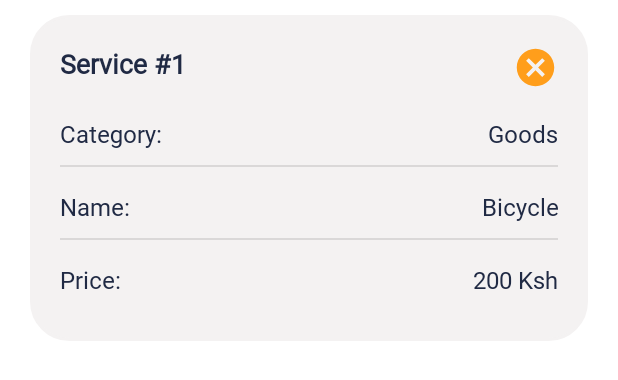
After one commit to shrawank039/Tajika, an Android app: the layout item_spb_my_goods.xml on its own in the app's theme, with its tools: preview values and no code run, on a phone screen of 412 x 824 dp. The commit adds this screen. Shown: the top 380 px of the screen. Run offline under Robolectric (Android 15) with nearby library versions, the phone set to English and light mode, and no system bars; network calls fail.

Commit message:
working on my goods and services

```diff
--- a/app/src/main/java/com/matrixdeveloper/tajika/SPindividual/SpiAddNewServiceActivity.java
+++ b/app/src/main/java/com/matrixdeveloper/tajika/SPindividual/SpiAddNewServiceActivity.java
@@ -58,6 +58,10 @@ public class SpiAddNewServiceActivity extends AppCompatActivity {
 
         initViews();
         initListeners();
+
+        if(pref.getString("role").equals("3")){
+            addNewGood.setVisibility(View.GONE);
+        }
 
         getCatSubcat();
 
--- a/app/src/main/java/com/matrixdeveloper/tajika/SPindividual/SpiMyServicesActivity.java
+++ b/app/src/main/java/com/matrixdeveloper/tajika/SPindividual/SpiMyServicesActivity.java
@@ -78,7 +78,7 @@ public class SpiMyServicesActivity extends AppCompatActivity {
                     e.printStackTrace();
                 }
             }
-            servicesAdapter = new SPIMyServicesAdapter(this, serviceArray);
+            servicesAdapter = new SPIMyServicesAdapter(this, serviceArray, 1);
             myServicesRecView.setHasFixedSize(true);
             myServicesRecView.setLayoutManager(new LinearLayoutManager(this));
             myServicesRecView.setAdapter(servicesAdapter);
--- a/app/src/main/java/com/matrixdeveloper/tajika/network/ServiceNames.java
+++ b/app/src/main/java/com/matrixdeveloper/tajika/network/ServiceNames.java
@@ -52,6 +52,7 @@ public class ServiceNames {
     public static final String ADD_SERVICE_RATING = API + "/addservicerating";
     public static final String PROVIDER_ALL_BOOKING = API + "/serviceProviderAllBooking";
     public static final String PROVIDER_SERVICE_LIST = API + "/myServiceList";
+    public static final String PROVIDER_GOODS_LIST = API + "/myGoodsList";
     public static final String ADD_NEW_SERVICE = API + "/saveService";
     public static final String ADD_NEW_GOODS = API + "/saveGoods";
     public static final String UPDATE_SERVICE = API + "/updateService";
--- /dev/null
+++ b/app/src/main/res/layout/item_spb_my_goods.xml
@@ -0,0 +1,144 @@
+<?xml version="1.0" encoding="utf-8"?>
+<androidx.constraintlayout.widget.ConstraintLayout xmlns:android="http://schemas.android.com/apk/res/android"
+    xmlns:app="http://schemas.android.com/apk/res-auto"
+    android:layout_width="match_parent"
+    android:layout_height="wrap_content"
+    android:layout_marginHorizontal="20dp"
+    android:layout_marginVertical="10dp"
+    android:background="@drawable/layout_input_outline"
+    android:backgroundTint="@color/grey_100"
+    android:padding="20dp">
+
+    <TextView
+        android:id="@+id/txt_goodsNumber"
+        style="@style/topDesign_textView_bold"
+        android:layout_width="wrap_content"
+        android:layout_height="wrap_content"
+        android:text="Service #1"
+        android:textColor="@color/dark_blue"
+        android:textSize="18sp"
+        app:layout_constraintBottom_toBottomOf="@+id/iv_serviceDelete"
+        app:layout_constraintStart_toStartOf="parent"
+        app:layout_constraintTop_toTopOf="@+id/iv_serviceDelete" />
+
+    <ImageView
+        android:id="@+id/iv_serviceEdit"
+        android:layout_width="30dp"
+        android:layout_height="30dp"
+        android:layout_marginEnd="10dp"
+        android:src="@drawable/edit_icon"
+        android:visibility="gone"
+        app:layout_constraintEnd_toStartOf="@+id/iv_serviceDelete"
+        app:layout_constraintTop_toTopOf="parent" />
+
+    <ImageView
+        android:id="@+id/iv_goodsDelete"
+        android:layout_width="30dp"
+        android:layout_height="30dp"
+        android:src="@drawable/circle_cancel"
+        app:layout_constraintEnd_toEndOf="parent"
+        app:layout_constraintTop_toTopOf="parent"
+        app:tint="@color/golden" />
+
+    <LinearLayout
+        android:layout_width="match_parent"
+        android:layout_height="wrap_content"
+        android:orientation="vertical"
+        android:layout_marginTop="8dp"
+        app:layout_constraintEnd_toEndOf="parent"
+        app:layout_constraintStart_toStartOf="parent"
+        app:layout_constraintTop_toBottomOf="@+id/iv_goodsDelete">
+
+        <LinearLayout
+            android:layout_width="match_parent"
+            android:layout_height="wrap_content"
+            android:orientation="horizontal"
+            android:paddingVertical="10dp">
+
+            <TextView
+                android:layout_width="wrap_content"
+                android:layout_height="wrap_content"
+                android:layout_weight="1"
+                android:text="Category:"
+                android:textColor="@color/dark_blue"
+                android:textSize="16sp" />
+
+            <TextView
+                android:id="@+id/txt_category"
+                android:layout_width="wrap_content"
+                android:layout_height="wrap_content"
+                android:layout_weight="1"
+                android:gravity="end"
+                android:text="Goods"
+                android:textColor="@color/dark_blue"
+                android:textSize="16sp" />
+
+        </LinearLayout>
+
+        <View
+            android:layout_width="match_parent"
+            android:layout_height="1dp"
+            android:layout_marginBottom="5dp"
+            android:background="@color/grey_300" />
+
+        <LinearLayout
+            android:layout_width="match_parent"
+            android:layout_height="wrap_content"
+            android:orientation="horizontal"
+            android:paddingVertical="10dp">
+
+            <TextView
+                android:layout_width="wrap_content"
+                android:layout_height="wrap_content"
+                android:layout_weight="1"
+                android:text="Name:"
+                android:textColor="@color/dark_blue"
+                android:textSize="16sp" />
+
+            <TextView
+                android:id="@+id/txt_subCategory"
+                android:layout_width="wrap_content"
+                android:layout_height="wrap_content"
+                android:layout_weight="1"
+                android:gravity="end"
+                android:text="Bicycle"
+                android:textColor="@color/dark_blue"
+                android:textSize="16sp" />
+
+        </LinearLayout>
+
+        <View
+            android:layout_width="match_parent"
+            android:layout_height="1dp"
+            android:layout_marginBottom="5dp"
+            android:background="@color/grey_300" />
+
+        <LinearLayout
+            android:layout_width="match_parent"
+            android:layout_height="wrap_content"
+            android:orientation="horizontal"
+            android:paddingVertical="10dp">
+
+            <TextView
+                android:layout_width="wrap_content"
+                android:layout_height="wrap_content"
+                android:layout_weight="1"
+                android:text="Price:"
+                android:textColor="@color/dark_blue"
+                android:textSize="16sp" />
+
+            <TextView
+                android:id="@+id/txt_goodsPrice"
+                android:layout_width="wrap_content"
+                android:layout_height="wrap_content"
+                android:layout_weight="1"
+                android:gravity="end"
+                android:text="200 Ksh"
+                android:textColor="@color/dark_blue"
+                android:textSize="16sp" />
+
+        </LinearLayout>
+
+    </LinearLayout>
+
+</androidx.constraintlayout.widget.ConstraintLayout>
```
Also changed, not shown: app/src/main/java/com/matrixdeveloper/tajika/SPbusiness/SpbMyServicesActivity.java (+46 -8 lines), app/src/main/java/com/matrixdeveloper/tajika/SPindividual/SpiMoreActivity.java (+6 -1 lines), app/src/main/java/com/matrixdeveloper/tajika/adapter/SPIMyServicesAdapter.java (+44 -22 lines), app/src/main/java/com/matrixdeveloper/tajika/model/SPIMyServicesModel.java (+11 -0 lines), 1864 other files.
